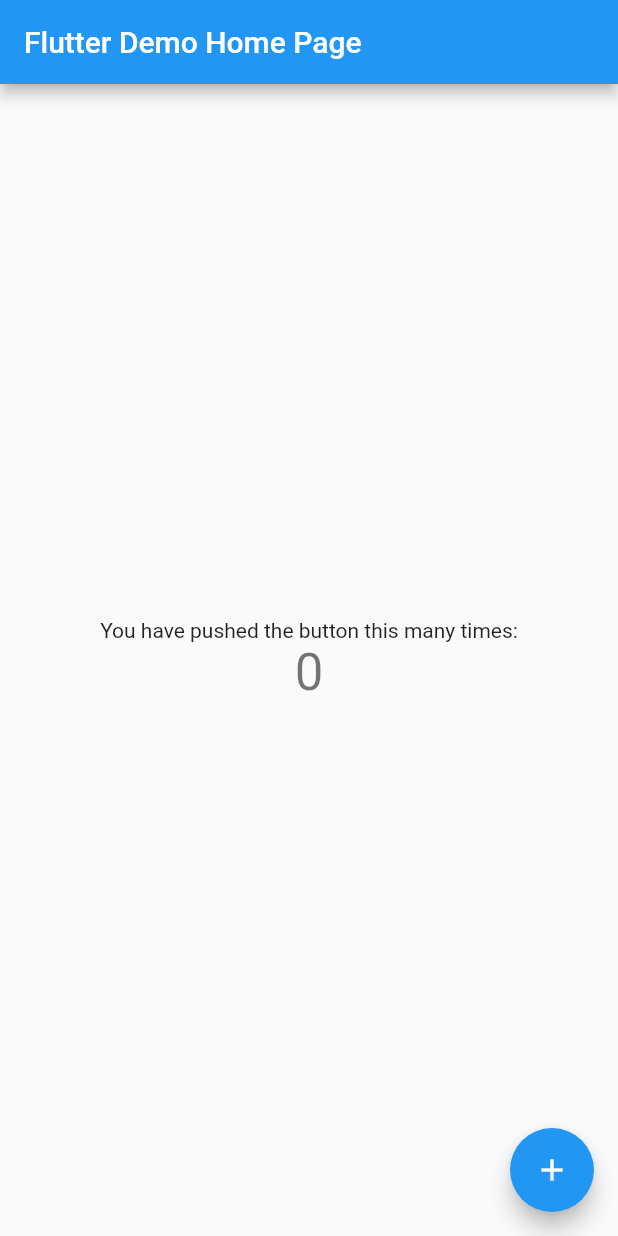
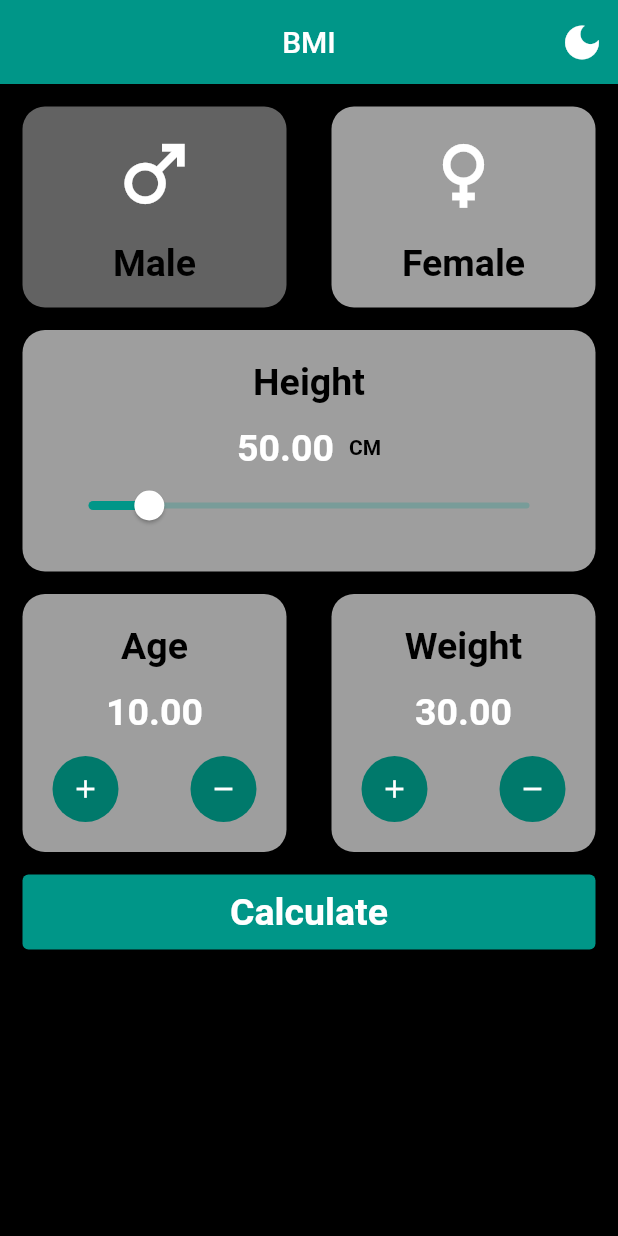
Before and after one commit to emad566/BMI_Flutter, a Flutter app: the screen it shows after launch, on a phone screen of 412 x 824 dp. Run offline on Flutter 3.47's test engine with Material 2 defaults, Android fonts, the phone set to English and light mode, and no system bars; our stand-ins replace shared_preferences.

Commit message:
Home, Result screens and darkThem Finished

```diff
--- /dev/null
+++ b/lib/home/home_screen.dart
@@ -0,0 +1,157 @@
+import 'package:bmi/result/result_screen.dart';
+import 'package:bmi/shared/cache_helper.dart';
+import 'package:bmi/shared/caches.dart';
+import 'package:bmi/shared/colors.dart';
+import 'package:bmi/shared/components.dart';
+import 'package:flutter/material.dart';
+
+// ignore: must_be_immutable
+class HomeScreen extends StatefulWidget {
+  Function? onState;
+  HomeScreen({super.key, this.onState});
+
+  @override
+  State<HomeScreen> createState() => _HomeScreenState();
+}
+
+class _HomeScreenState extends State<HomeScreen> {
+  bool isFemale = false;
+  late double age = 20;
+  late double weight = 30;
+  late double height = 50;
+
+  @override
+  Widget build(BuildContext context) {
+    bool isDarkMode = CacheHelper.getData(Caches.isDarkMode);
+
+    return Scaffold(
+      appBar: AppBar(
+        title: const Text('BMI'),
+        centerTitle: true,
+        actions: [
+          IconButton(
+            onPressed: () async{
+              await CacheHelper.setData(Caches.isDarkMode, !isDarkMode);
+              if(widget.onState != null) {
+                widget.onState!();
+              }
+              // ignore: use_build_context_synchronously
+              // navigateReplaceTo(context, HomeScreen());
+            },
+            icon: Icon(isDarkMode? Icons.dark_mode : Icons.light_mode),
+          ),
+        ],
+      ),
+      body: SafeArea(
+        child: SingleChildScrollView(
+          child: Center(
+            child: Container(
+              margin: const EdgeInsets.all(15.0),
+              child: Column(
+                children: [
+                  Row(
+                    children: [
+                      Expanded(
+                        flex: 1,
+                        child: GestureDetector(
+                          onTap: () {
+                            setState(() {
+                              isFemale = false;
+                            });
+                          },
+                          child: CardItem(
+                            color: isFemale ? null : MyColors.accentDark,
+                            title: 'Male',
+                            icon: Icons.male,
+                          ),
+                        ),
+                      ),
+                      const SizedBox(
+                        width: 30,
+                      ),
+                      Expanded(
+                        flex: 1,
+                        child: GestureDetector(
+                          onTap: () {
+                            setState(() {
+                              isFemale = true;
+                            });
+                          },
+                          child: CardItem(
+                            color: !isFemale ? null : MyColors.accentDark,
+                            title: 'Female',
+                            icon: Icons.female,
+                          ),
+                        ),
+                      ),
+                    ],
+                  ),
+                  const SizedBox(
+                    height: 15,
+                  ),
+                  SliderCard(
+                    title: 'Height',
+                    val: height,
+                    onChange: (val) {
+                      height = val;
+                    },
+                  ),
+                  const SizedBox(
+                    height: 15,
+                  ),
+                  Row(
+                    children: [
+                      Expanded(
+                        flex: 1,
+                        child: IncDec(
+                          onTab: (val) {
+                            age = val;
+                          },
+                          title: 'Age',
+                          val: 10,
+                        ),
+                      ),
+                      const SizedBox(
+                        width: 30,
+                      ),
+                      Expanded(
+                        flex: 1,
+                        child: IncDec(
+                          onTab: (val) {
+                            weight = val;
+                          },
+                          title: 'Weight',
+                          val: weight,
+                        ),
+                      ),
+                    ],
+                  ),
+                  const SizedBox(
+                    height: 15,
+                  ),
+                  SizedBox(
+                    width: double.infinity,
+                    height: 50,
+                    child: ElevatedButton(
+                      onPressed: () {
+                        var result = weight / (height * height / 10000);
+                        navigateTo(
+                            context,
+                            ResultScreen(
+                                result: result, age: age, isFemale: isFemale));
+                      },
+                      child: Text(
+                        'Calculate',
+                        style: Theme.of(context).textTheme.bodyMedium,
+                      ),
+                    ),
+                  ),
+                ],
+              ),
+            ),
+          ),
+        ),
+      ),
+    );
+  }
+}
--- a/lib/main.dart
+++ b/lib/main.dart
@@ -1,115 +1,37 @@
+import 'package:bmi/home/home_screen.dart';
+import 'package:bmi/shared/cache_helper.dart';
+import 'package:bmi/shared/caches.dart';
+import 'package:bmi/shared/them.dart';
 import 'package:flutter/material.dart';
 
-void main() {
+void main() async{
+  WidgetsFlutterBinding.ensureInitialized();
+
+  await CacheHelper.init();
+  bool? isDarkMode = CacheHelper.getData(Caches.isDarkMode);
+  if(isDarkMode == null) {
+    await CacheHelper.setData(Caches.isDarkMode, true);
+  }
   runApp(const MyApp());
 }
 
-class MyApp extends StatelessWidget {
+class MyApp extends StatefulWidget {
   const MyApp({super.key});
 
-  // This widget is the root of your application.
+  @override
+  State<MyApp> createState() => _MyAppState();
+}
+
+class _MyAppState extends State<MyApp> {
   @override
   Widget build(BuildContext context) {
+    bool isDarkMode = CacheHelper.getData(Caches.isDarkMode);
+
     return MaterialApp(
-      title: 'Flutter Demo',
-      theme: ThemeData(
-        // This is the theme of your application.
-        //
-        // Try running your application with "flutter run". You'll see the
-        // application has a blue toolbar. Then, without quitting the app, try
-        // changing the primarySwatch below to Colors.green and then invoke
-        // "hot reload" (press "r" in the console where you ran "flutter run",
-        // or simply save your changes to "hot reload" in a Flutter IDE).
-        // Notice that the counter didn't reset back to zero; the application
-        // is not restarted.
-        primarySwatch: Colors.blue,
-      ),
-      home: const MyHomePage(title: 'Flutter Demo Home Page'),
+      debugShowCheckedModeBanner: false,
+      title: 'BMI',
+      theme: MyThemes(context, isDarkMode? ThemType.dark : ThemType.light).theme,
+      home: HomeScreen(onState: (){setState(() {});},),
     );
   }
 }
-
-class MyHomePage extends StatefulWidget {
-  const MyHomePage({super.key, required this.title});
-
-  // This widget is the home page of your application. It is stateful, meaning
-  // that it has a State object (defined below) that contains fields that affect
-  // how it looks.
-
-  // This class is the configuration for the state. It holds the values (in this
-  // case the title) provided by the parent (in this case the App widget) and
-  // used by the build method of the State. Fields in a Widget subclass are
-  // always marked "final".
-
-  final String title;
-
-  @override
-  State<MyHomePage> createState() => _MyHomePageState();
-}
-
-class _MyHomePageState extends State<MyHomePage> {
-  int _counter = 0;
-
-  void _incrementCounter() {
-    setState(() {
-      // This call to setState tells the Flutter framework that something has
-      // changed in this State, which causes it to rerun the build method below
-      // so that the display can reflect the updated values. If we changed
-      // _counter without calling setState(), then the build method would not be
-      // called again, and so nothing would appear to happen.
-      _counter++;
-    });
-  }
-
-  @override
-  Widget build(BuildContext context) {
-    // This method is rerun every time setState is called, for instance as done
-    // by the _incrementCounter method above.
-    //
-    // The Flutter framework has been optimized to make rerunning build methods
-    // fast, so that you can just rebuild anything that needs updating rather
-    // than having to individually change instances of widgets.
-    return Scaffold(
-      appBar: AppBar(
-        // Here we take the value from the MyHomePage object that was created by
-        // the App.build method, and use it to set our appbar title.
-        title: Text(widget.title),
-      ),
-      body: Center(
-        // Center is a layout widget. It takes a single child and positions it
-        // in the middle of the parent.
-        child: Column(
-          // Column is also a layout widget. It takes a list of children and
-          // arranges them vertically. By default, it sizes itself to fit its
-          // children horizontally, and tries to be as tall as its parent.
-          //
-          // Invoke "debug painting" (press "p" in the console, choose the
-          // "Toggle Debug Paint" action from the Flutter Inspector in Android
-          // Studio, or the "Toggle Debug Paint" command in Visual Studio Code)
-          // to see the wireframe for each widget.
-          //
-          // Column has various properties to control how it sizes itself and
-          // how it positions its children. Here we use mainAxisAlignment to
-          // center the children vertically; the main axis here is the vertical
-          // axis because Columns are vertical (the cross axis would be
-          // horizontal).
-          mainAxisAlignment: MainAxisAlignment.center,
-          children: <Widget>[
-            const Text(
-              'You have pushed the button this many times:',
-            ),
-            Text(
-              '$_counter',
-              style: Theme.of(context).textTheme.headlineMedium,
-            ),
-          ],
-        ),
-      ),
-      floatingActionButton: FloatingActionButton(
-        onPressed: _incrementCounter,
-        tooltip: 'Increment',
-        child: const Icon(Icons.add),
-      ), // This trailing comma makes auto-formatting nicer for build methods.
-    );
-  }
-}
--- /dev/null
+++ b/lib/result/result_screen.dart
@@ -0,0 +1,34 @@
+import 'package:bmi/shared/components.dart';
+import 'package:flutter/material.dart';
+
+class ResultScreen extends StatelessWidget {
+  const ResultScreen({Key? key, required this.result, required this.age, required this.isFemale}) : super(key: key);
+  final double result;
+  final double age;
+  final bool isFemale;
+
+  String get healthPhrase{
+    String str = '';
+    if(result >= 30 ) {str = 'Over Weight';}
+    else if(result > 25 && result < 30 ) {str = 'Normal';}
+    else {str = 'Thin';}
+
+    return str;
+  }
+
+  @override
+  Widget build(BuildContext context) {
+    return Scaffold(
+      appBar: AppBar(title: const Text('Result'), centerTitle: true,),
+      body: Column(
+        mainAxisAlignment: MainAxisAlignment.spaceEvenly,
+        children: [
+          LabelValue(label: 'Result', value: result.toStringAsFixed(2)),
+          LabelValue(label: 'Health', value: healthPhrase),
+          LabelValue(label: 'Age', value: age.toStringAsFixed(2)),
+          LabelValue(label: 'Type', value: isFemale? 'Female' : 'Male'),
+        ],
+      ),
+    );
+  }
+}
--- /dev/null
+++ b/lib/shared/cache_helper.dart
@@ -0,0 +1,34 @@
+import 'package:shared_preferences/shared_preferences.dart';
+
+class CacheHelper{
+
+  static SharedPreferences? sharedPreferences;
+
+  static init() async{
+    // SharedPreferences.setMockInitialValues({});
+    sharedPreferences = await SharedPreferences.getInstance();
+  }
+
+
+  static Future<dynamic> setData(String key, dynamic value) async{
+    if(value is String) return await sharedPreferences?.setString(key, value);
+    if(value is int) return await sharedPreferences?.setInt(key, value);
+    if(value is bool) return await sharedPreferences?.setBool(key, value);
+    if(value is double) return await sharedPreferences?.setDouble(key, value);
+    return await sharedPreferences?.setStringList(key, value);
+  }
+
+  static dynamic getData(String key){
+    return sharedPreferences?.get(key);
+  }
+
+  static Future<bool?> removeData(String key) async
+  {
+    return await sharedPreferences?.remove(key);
+  }
+
+  static Future<bool?> clearData() async
+  {
+    return await sharedPreferences?.clear();
+  }
+}
--- /dev/null
+++ b/lib/shared/caches.dart
@@ -0,0 +1,3 @@
+class Caches{
+  static const String isDarkMode = 'isDarkMode';
+}
--- /dev/null
+++ b/lib/shared/colors.dart
@@ -0,0 +1,9 @@
+import 'package:flutter/material.dart';
+
+class MyColors{
+  static Color primary = const Color(0xFFFFFFFF);
+  static Color secondary = const Color(0xFF000000);
+  static Color accent = Colors.grey;
+  static Color accentDark = Colors.white38;
+
+}
--- /dev/null
+++ b/lib/shared/components.dart
@@ -0,0 +1,251 @@
+import 'package:bmi/shared/colors.dart';
+import 'package:bmi/shared/fontsize.dart';
+import 'package:flutter/material.dart';
+
+class LabelValue extends StatelessWidget {
+  const LabelValue({Key? key, required this.label, required this.value})
+      : super(key: key);
+  final String label;
+  final String value;
+
+  @override
+  Widget build(BuildContext context) {
+    return Container(
+      padding: const EdgeInsets.all(10),
+      child: Row(
+        crossAxisAlignment: CrossAxisAlignment.center,
+        mainAxisAlignment: MainAxisAlignment.center,
+        children: [
+          Text(
+            label,
+            style: Theme.of(context).textTheme.bodyMedium,
+          ),
+          const Text(' : '),
+          Text(
+            value,
+            style: Theme.of(context).textTheme.bodyMedium,
+          ),
+        ],
+      ),
+    );
+  }
+}
+
+// ignore: must_be_immutable
+class CardItem extends StatelessWidget {
+  final IconData icon;
+  final String title;
+  late Color color = MyColors.accent;
+
+  CardItem({super.key, required this.icon, required this.title, Color? color}){
+    this.color = color?? MyColors.accent;
+  }
+
+
+  @override
+  Widget build(BuildContext context) {
+    return Container(
+      padding: const EdgeInsets.all(15.0),
+      decoration: BoxDecoration(
+        borderRadius: BorderRadius.circular(15),
+        color: color,
+      ),
+      child: Column(
+        children: [
+          Icon(
+            icon,
+            size: 60,
+          ),
+          const SizedBox(
+            height: 15,
+          ),
+          Text(
+            title,
+            style: Theme.of(context)
+                .textTheme
+                .bodyMedium
+                ?.copyWith(color: MyColors.secondary),
+          )
+        ],
+      ),
+    );
+  }
+}
+
+// ignore: must_be_immutable
+class SliderCard extends StatefulWidget {
+  String title;
+  double val;
+  double min;
+  double max;
+  Function? onChange;
+  SliderCard({super.key, required this.title, required this.val, this.min=10, this.max=1000.0, this.onChange});
+
+  @override
+  State<SliderCard> createState() => _SliderCardState();
+}
+
+class _SliderCardState extends State<SliderCard> {
+
+
+  @override
+  Widget build(BuildContext context) {
+    return Container(
+      width: double.infinity,
+      padding: const EdgeInsets.all(20),
+      decoration: BoxDecoration(
+        borderRadius: BorderRadius.circular(15),
+        color: MyColors.accent,
+      ),
+      child: Column(
+        children: [
+          Text(
+            widget.title,
+            style: Theme.of(context)
+                .textTheme
+                .bodyMedium
+                ?.copyWith(color: MyColors.secondary),
+          ),
+          const SizedBox(
+            height: 15,
+          ),
+          Row(
+            mainAxisAlignment: MainAxisAlignment.center,
+            children: [
+              Text(
+                widget.val.toStringAsFixed(2),
+                style: Theme.of(context)
+                    .textTheme
+                    .bodyMedium
+                    ?.copyWith(color: MyColors.primary),
+              ),
+              const SizedBox(width: 10.0),
+              Text(
+                'CM',
+                style: Theme.of(context).textTheme.bodyMedium?.copyWith(
+                    fontSize: FontSize.level2, color: MyColors.secondary),
+              ),
+            ],
+          ),
+          Slider(
+            value: widget.val,
+            max: 300,
+            min: 10,
+            onChanged: (double val) {
+              if(widget.onChange != null){
+                widget.onChange!(val);
+              }
+              setState(() {
+                widget.val = val;
+              });
+            },
+            thumbColor: MyColors.primary,
+          ),
+        ],
+      ),
+    );
+  }
+}
+
+
+// ignore: must_be_immutable
+class IncDec extends StatefulWidget {
+  late double val;
+  late String title;
+  Function? onTab;
+  IncDec({super.key, required this.title, required this.val, this.onTab});
+
+  @override
+  State<IncDec> createState() => _IncDecState();
+}
+
+class _IncDecState extends State<IncDec> {
+
+
+  @override
+  Widget build(BuildContext context) {
+    return Container(
+      width: double.infinity,
+      padding: const EdgeInsets.all(20),
+      decoration: BoxDecoration(
+        borderRadius: BorderRadius.circular(15),
+        color: MyColors.accent,
+      ),
+      child: Column(
+        children: [
+          Text(
+            widget.title,
+            style: Theme.of(context)
+                .textTheme
+                .bodyMedium
+                ?.copyWith(color: MyColors.secondary),
+          ),
+          const SizedBox(
+            height: 15,
+          ),
+          Text(
+            widget.val.toStringAsFixed(2),
+            style: Theme.of(context)
+                .textTheme
+                .bodyMedium
+                ?.copyWith(color: MyColors.primary),
+          ),
+          const SizedBox(
+            height: 15,
+          ),
+          Row(
+            mainAxisAlignment: MainAxisAlignment.spaceBetween,
+            children: [
+              if(widget.val<300)
+              CircleAvatar(
+                radius: 22,
+                child: IconButton(
+                  onPressed: (){
+                    setState(() {
+                      widget.val +=1;
+                      if(widget.onTab != null){
+                        widget.onTab!(widget.val);
+                      }
+                    });
+                  },
+                  icon: const Icon(Icons.add, size: 20,),
+                ),
+              ),
+              if(widget.val>1)
+              CircleAvatar(
+                radius: 22,
+                child: IconButton(
+                  onPressed: (){
+                    setState(() {
+                      widget.val -= 1;
+                      if(widget.onTab != null){
+                        widget.onTab!(widget.val);
+                      }
+                    });
+                  },
+                  icon: const Icon(Icons.remove, size: 20,),
+                ),
+              ),
+            ],
+          ),
+        ],
+      ),
+    );
+  }
+}
+
+void navigateTo(BuildContext context, Widget screen){
+  Navigator.of(context).push(
+    MaterialPageRoute(builder: (_) {
+      return screen;
+    }),
+  );
+}
+
+void navigateReplaceTo(BuildContext context, Widget screen){
+  Navigator.of(context).pushReplacement(
+    MaterialPageRoute(builder: (_) {
+      return screen;
+    }),
+  );
+}
--- /dev/null
+++ b/lib/shared/fontsize.dart
@@ -0,0 +1,9 @@
+class FontSize{
+  static const double level1 = 12.0;
+  static const double level2 = 14.0;
+  static const double level3 = 16.0;
+  static const double level4 = 18.0;
+  static const double level5 = 20.0;
+  static const double level6 = 22.0;
+  static const double level7 = 24.0;
+}
--- /dev/null
+++ b/lib/shared/styles.dart
@@ -0,0 +1,16 @@
+import 'package:flutter/material.dart';
+
+class Styles{
+  static TextStyle label = const TextStyle(
+    color: Colors.red,
+    fontSize: 18,
+    fontWeight: FontWeight.bold
+  );
+
+  static TextStyle value = const TextStyle(
+      color: Colors.black,
+      fontSize: 16,
+      fontWeight: FontWeight.bold
+  );
+
+}
--- /dev/null
+++ b/lib/shared/them.dart
@@ -0,0 +1,32 @@
+import 'package:flutter/material.dart';
+
+enum ThemType{
+  dark,
+  light
+}
+
+class MyThemes{
+  ThemeData  theme = ThemeData();
+
+  MyThemes(BuildContext context, ThemType type){
+    if(type == ThemType.dark){
+      theme = ThemeData(
+        primarySwatch: Colors.teal,
+        canvasColor: Colors.black,
+        iconTheme: const IconThemeData(
+            color: Colors.white,
+            size: 30
+        ),
+        textTheme: TextTheme(
+          bodyMedium: Theme.of(context).textTheme.bodyMedium?.copyWith(
+            fontWeight: FontWeight.bold,
+            color: Colors.white,
+            fontSize: 25,
+          ),
+        ),
+      );
+    }else{
+
+    }
+  }
+}
--- a/pubspec.yaml
+++ b/pubspec.yaml
@@ -30,7 +30,7 @@ environment:
 dependencies:
   flutter:
     sdk: flutter
-
+  shared_preferences: ^2.0.20
 
   # The following adds the Cupertino Icons font to your application.
   # Use with the CupertinoIcons class for iOS style icons.
```
Also changed, not shown: analysis_options.yaml (+4 -24 lines), pubspec.lock, 1 other file.
